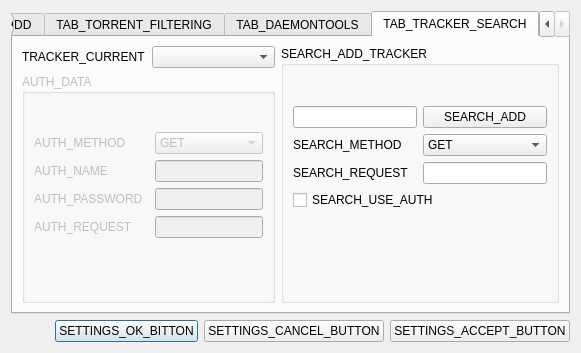
Above: CuteTorrent/LTorrent/SettingsDialog.ui from SuperNerd-James/cutetorrent before the change. Below: the same form after it.
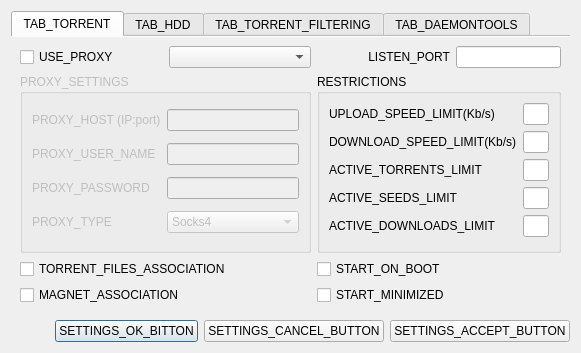
That is the form after the change. The open tabs and pages were chosen to show the change. Icons and pictures are not drawn.

Patch:
```diff
--- a/CuteTorrent/LTorrent/SettingsDialog.ui
+++ b/CuteTorrent/LTorrent/SettingsDialog.ui
@@ -66,6 +66,15 @@
      <property name="currentIndex">
       <number>0</number>
      </property>
+     <property name="documentMode">
+      <bool>true</bool>
+     </property>
+     <property name="tabsClosable">
+      <bool>false</bool>
+     </property>
+     <property name="movable">
+      <bool>true</bool>
+     </property>
      <widget class="QWidget" name="tab_3">
       <attribute name="title">
        <string>TAB_TORRENT</string>
@@ -735,195 +744,6 @@
        </item>
       </layout>
      </widget>
-     <widget class="QWidget" name="tab_5">
-      <attribute name="title">
-       <string>TAB_TRACKER_SEARCH</string>
-      </attribute>
-      <layout class="QGridLayout" name="gridLayout_16">
-       <item row="0" column="0">
-        <widget class="QLabel" name="label_8">
-         <property name="text">
-          <string>TRACKER_CURRENT</string>
-         </property>
-        </widget>
-       </item>
-       <item row="0" column="1">
-        <widget class="QComboBox" name="trackerComboBox"/>
-       </item>
-       <item row="0" column="2" rowspan="2">
-        <widget class="QGroupBox" name="groupBox_11">
-         <property name="title">
-          <string>SEARCH_ADD_TRACKER</string>
-         </property>
-         <layout class="QGridLayout" name="gridLayout_15">
-          <item row="2" column="0">
-           <widget class="QLabel" name="label_13">
-            <property name="text">
-             <string>SEARCH_METHOD</string>
-            </property>
-           </widget>
-          </item>
-          <item row="3" column="0">
-           <widget class="QLabel" name="label_14">
-            <property name="text">
-             <string>SEARCH_REQUEST</string>
-            </property>
-           </widget>
-          </item>
-          <item row="1" column="0">
-           <widget class="QLineEdit" name="lineEdit_14"/>
-          </item>
-          <item row="3" column="1">
-           <widget class="QLineEdit" name="searchRequestEdit"/>
-          </item>
-          <item row="5" column="0" colspan="2">
-           <spacer name="verticalSpacer">
-            <property name="orientation">
-             <enum>Qt::Vertical</enum>
-            </property>
-            <property name="sizeHint" stdset="0">
-             <size>
-              <width>208</width>
-              <height>89</height>
-             </size>
-            </property>
-           </spacer>
-          </item>
-          <item row="1" column="1">
-           <widget class="QPushButton" name="addTrackerButton">
-            <property name="text">
-             <string>SEARCH_ADD</string>
-            </property>
-           </widget>
-          </item>
-          <item row="2" column="1">
-           <widget class="QComboBox" name="searchMethodComboBox">
-            <item>
-             <property name="text">
-              <string>GET</string>
-             </property>
-            </item>
-            <item>
-             <property name="text">
-              <string>POST</string>
-             </property>
-            </item>
-           </widget>
-          </item>
-          <item row="4" column="0" colspan="2">
-           <widget class="QCheckBox" name="useAuthCheckBox">
-            <property name="text">
-             <string>SEARCH_USE_AUTH</string>
-            </property>
-           </widget>
-          </item>
-          <item row="0" column="0" colspan="2">
-           <spacer name="verticalSpacer_8">
-            <property name="orientation">
-             <enum>Qt::Vertical</enum>
-            </property>
-            <property name="sizeHint" stdset="0">
-             <size>
-              <width>20</width>
-              <height>40</height>
-             </size>
-            </property>
-           </spacer>
-          </item>
-         </layout>
-        </widget>
-       </item>
-       <item row="1" column="0" colspan="2">
-        <widget class="QGroupBox" name="authGroupBox">
-         <property name="enabled">
-          <bool>false</bool>
-         </property>
-         <property name="title">
-          <string>AUTH_DATA</string>
-         </property>
-         <layout class="QGridLayout" name="gridLayout_14">
-          <item row="2" column="0">
-           <widget class="QLabel" name="label_10">
-            <property name="text">
-             <string>AUTH_NAME</string>
-            </property>
-           </widget>
-          </item>
-          <item row="1" column="2">
-           <widget class="QComboBox" name="authMethodComboBox">
-            <item>
-             <property name="text">
-              <string>GET</string>
-             </property>
-            </item>
-            <item>
-             <property name="text">
-              <string>POST</string>
-             </property>
-            </item>
-           </widget>
-          </item>
-          <item row="1" column="0">
-           <widget class="QLabel" name="label_9">
-            <property name="text">
-             <string>AUTH_METHOD</string>
-            </property>
-           </widget>
-          </item>
-          <item row="2" column="2">
-           <widget class="QLineEdit" name="AuthUsernameEdit"/>
-          </item>
-          <item row="3" column="2">
-           <widget class="QLineEdit" name="authPassEdit"/>
-          </item>
-          <item row="3" column="0">
-           <widget class="QLabel" name="label_11">
-            <property name="text">
-             <string>AUTH_PASSWORD</string>
-            </property>
-           </widget>
-          </item>
-          <item row="5" column="2">
-           <widget class="QLineEdit" name="authRequestEdit"/>
-          </item>
-          <item row="5" column="0">
-           <widget class="QLabel" name="label_12">
-            <property name="text">
-             <string>AUTH_REQUEST</string>
-            </property>
-           </widget>
-          </item>
-          <item row="6" column="0" colspan="3">
-           <spacer name="verticalSpacer_2">
-            <property name="orientation">
-             <enum>Qt::Vertical</enum>
-            </property>
-            <property name="sizeHint" stdset="0">
-             <size>
-              <width>174</width>
-              <height>63</height>
-             </size>
-            </property>
-           </spacer>
-          </item>
-          <item row="0" column="0" colspan="3">
-           <spacer name="verticalSpacer_7">
-            <property name="orientation">
-             <enum>Qt::Vertical</enum>
-            </property>
-            <property name="sizeHint" stdset="0">
-             <size>
-              <width>20</width>
-              <height>40</height>
-             </size>
-            </property>
-           </spacer>
-          </item>
-         </layout>
-        </widget>
-       </item>
-      </layout>
-     </widget>
     </widget>
    </item>
   </layout>
```
Left out of the diff: 48 changed lines with no effect on the pictures.
